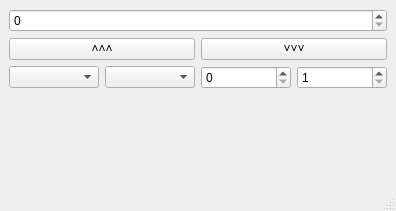
This is mainwindow.ui in XRay3D/BitHuffman as Qt 5 draws it before an edit. The edited form follows.
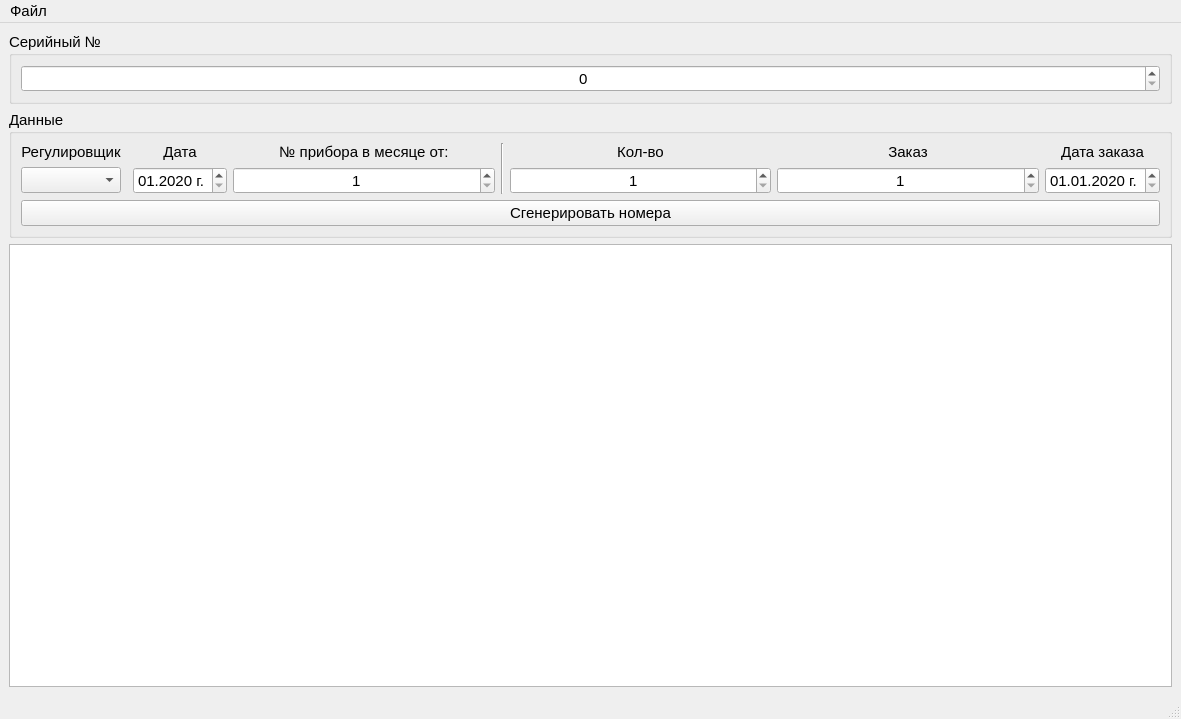
This is the edited form.

```diff
--- a/mainwindow.ui
+++ b/mainwindow.ui
@@ -6,79 +6,245 @@
    <rect>
     <x>0</x>
     <y>0</y>
-    <width>396</width>
-    <height>211</height>
+    <width>1181</width>
+    <height>719</height>
    </rect>
   </property>
+  <property name="font">
+   <font>
+    <pointsize>11</pointsize>
+   </font>
+  </property>
   <property name="windowTitle">
    <string>MainWindow</string>
   </property>
   <widget class="QWidget" name="centralwidget">
    <layout class="QVBoxLayout" name="verticalLayout">
     <item>
-     <widget class="QSpinBox" name="spinBox_r">
-      <property name="maximum">
-       <number>999999999</number>
+     <widget class="QGroupBox" name="groupBox">
+      <property name="title">
+       <string>Серийный №</string>
       </property>
+      <layout class="QVBoxLayout" name="verticalLayout_2">
+       <item>
+        <widget class="QSpinBox" name="sbxSerNumCoded">
+         <property name="alignment">
+          <set>Qt::AlignCenter</set>
+         </property>
+         <property name="maximum">
+          <number>8388607</number>
+         </property>
+        </widget>
+       </item>
+      </layout>
      </widget>
     </item>
     <item>
-     <layout class="QHBoxLayout" name="horizontalLayout_2">
-      <item>
-       <widget class="QPushButton" name="pbToSerNum">
-        <property name="text">
-         <string>˄˄˄</string>
-        </property>
-       </widget>
-      </item>
-      <item>
-       <widget class="QPushButton" name="pbFromSerNum">
-        <property name="text">
-         <string>˅˅˅</string>
-        </property>
-       </widget>
-      </item>
-     </layout>
+     <widget class="QGroupBox" name="groupBox_2">
+      <property name="title">
+       <string>Данные</string>
+      </property>
+      <layout class="QGridLayout" name="gridLayout">
+       <item row="0" column="3">
+        <widget class="QLabel" name="label">
+         <property name="sizePolicy">
+          <sizepolicy hsizetype="Preferred" vsizetype="Preferred">
+           <horstretch>0</horstretch>
+           <verstretch>0</verstretch>
+          </sizepolicy>
+         </property>
+         <property name="text">
+          <string>№ прибора в месяце от:</string>
+         </property>
+         <property name="alignment">
+          <set>Qt::AlignCenter</set>
+         </property>
+        </widget>
+       </item>
+       <item row="1" column="6">
+        <widget class="QSpinBox" name="sbxOrder">
+         <property name="sizePolicy">
+          <sizepolicy hsizetype="Expanding" vsizetype="Fixed">
+           <horstretch>0</horstretch>
+           <verstretch>0</verstretch>
+          </sizepolicy>
+         </property>
+         <property name="alignment">
+          <set>Qt::AlignCenter</set>
+         </property>
+         <property name="minimum">
+          <number>1</number>
+         </property>
+         <property name="maximum">
+          <number>1000000</number>
+         </property>
+        </widget>
+       </item>
+       <item row="0" column="0">
+        <widget class="QLabel" name="label_3">
+         <property name="text">
+          <string>Регулировщик</string>
+         </property>
+         <property name="alignment">
+          <set>Qt::AlignCenter</set>
+         </property>
+        </widget>
+       </item>
+       <item row="1" column="7">
+        <widget class="QDateEdit" name="dteOrder">
+         <property name="minimumDateTime">
+          <datetime>
+           <hour>0</hour>
+           <minute>0</minute>
+           <second>0</second>
+           <year>2020</year>
+           <month>1</month>
+           <day>1</day>
+          </datetime>
+         </property>
+         <property name="maximumDate">
+          <date>
+           <year>2027</year>
+           <month>12</month>
+           <day>31</day>
+          </date>
+         </property>
+         <property name="displayFormat">
+          <string>dd.MM.yyyy г.</string>
+         </property>
+        </widget>
+       </item>
+       <item row="2" column="0" colspan="8">
+        <widget class="QPushButton" name="pbGen">
+         <property name="text">
+          <string>Сгенерировать номера</string>
+         </property>
+        </widget>
+       </item>
+       <item row="1" column="0">
+        <widget class="QComboBox" name="cbxRegul"/>
+       </item>
+       <item row="0" column="7">
+        <widget class="QLabel" name="label_7">
+         <property name="text">
+          <string>Дата заказа</string>
+         </property>
+         <property name="alignment">
+          <set>Qt::AlignCenter</set>
+         </property>
+        </widget>
+       </item>
+       <item row="1" column="3">
+        <widget class="QSpinBox" name="sbxSerNum">
+         <property name="sizePolicy">
+          <sizepolicy hsizetype="Expanding" vsizetype="Fixed">
+           <horstretch>0</horstretch>
+           <verstretch>0</verstretch>
+          </sizepolicy>
+         </property>
+         <property name="alignment">
+          <set>Qt::AlignCenter</set>
+         </property>
+         <property name="minimum">
+          <number>1</number>
+         </property>
+         <property name="maximum">
+          <number>1024</number>
+         </property>
+        </widget>
+       </item>
+       <item row="0" column="6">
+        <widget class="QLabel" name="label_6">
+         <property name="text">
+          <string>Заказ</string>
+         </property>
+         <property name="alignment">
+          <set>Qt::AlignCenter</set>
+         </property>
+        </widget>
+       </item>
+       <item row="1" column="5">
+        <widget class="QSpinBox" name="sbxSerNum_2">
+         <property name="sizePolicy">
+          <sizepolicy hsizetype="Expanding" vsizetype="Fixed">
+           <horstretch>0</horstretch>
+           <verstretch>0</verstretch>
+          </sizepolicy>
+         </property>
+         <property name="alignment">
+          <set>Qt::AlignCenter</set>
+         </property>
+         <property name="minimum">
+          <number>1</number>
+         </property>
+         <property name="maximum">
+          <number>1024</number>
+         </property>
+        </widget>
+       </item>
+       <item row="1" column="2">
+        <widget class="QDateEdit" name="dateEdit">
+         <property name="maximumDate">
+          <date>
+           <year>2027</year>
+           <month>12</month>
+           <day>1</day>
+          </date>
+         </property>
+         <property name="minimumDate">
+          <date>
+           <year>2020</year>
+           <month>1</month>
+           <day>1</day>
+          </date>
+         </property>
+         <property name="displayFormat">
+          <string>MM.yyyy г.</string>
+         </property>
+        </widget>
+       </item>
+       <item row="0" column="2">
+        <widget class="QLabel" name="label_5">
+         <property name="text">
+          <string>Дата</string>
+         </property>
+         <property name="alignment">
+          <set>Qt::AlignCenter</set>
+         </property>
+        </widget>
+       </item>
+       <item row="0" column="5">
+        <widget class="QLabel" name="label_2">
+         <property name="sizePolicy">
+          <sizepolicy hsizetype="Preferred" vsizetype="Preferred">
+           <horstretch>0</horstretch>
+           <verstretch>0</verstretch>
+          </sizepolicy>
+         </property>
+         <property name="text">
+          <string>Кол-во</string>
+         </property>
+         <property name="alignment">
+          <set>Qt::AlignCenter</set>
+         </property>
+        </widget>
+       </item>
+       <item row="0" column="4" rowspan="2">
+        <widget class="Line" name="line">
+         <property name="orientation">
+          <enum>Qt::Vertical</enum>
+         </property>
+        </widget>
+       </item>
+      </layout>
+     </widget>
     </item>
     <item>
-     <layout class="QHBoxLayout" name="horizontalLayout">
-      <item>
-       <widget class="QComboBox" name="comboBox_r"/>
-      </item>
-      <item>
-       <widget class="QComboBox" name="comboBox_m"/>
-      </item>
-      <item>
-       <widget class="QSpinBox" name="spinBox_y">
-        <property name="maximum">
-         <number>7</number>
-        </property>
-       </widget>
-      </item>
-      <item>
-       <widget class="QSpinBox" name="spinBox_s">
-        <property name="minimum">
-         <number>1</number>
-        </property>
-        <property name="maximum">
-         <number>2048</number>
-        </property>
-       </widget>
-      </item>
-     </layout>
-    </item>
-    <item>
-     <spacer name="verticalSpacer">
-      <property name="orientation">
-       <enum>Qt::Vertical</enum>
+     <widget class="QTableView" name="tableView">
+      <property name="selectionBehavior">
+       <enum>QAbstractItemView::SelectRows</enum>
       </property>
-      <property name="sizeHint" stdset="0">
-       <size>
-        <width>20</width>
-        <height>40</height>
-       </size>
-      </property>
-     </spacer>
+     </widget>
     </item>
    </layout>
   </widget>
@@ -87,10 +253,18 @@
     <rect>
      <x>0</x>
      <y>0</y>
-     <width>396</width>
+     <width>1181</width>
      <height>22</height>
     </rect>
    </property>
+   <widget class="QMenu" name="menu">
+    <property name="title">
+     <string>Файл</string>
+    </property>
+    <addaction name="action"/>
+    <addaction name="action_2"/>
+   </widget>
+   <addaction name="menu"/>
   </widget>
   <widget class="QStatusBar" name="statusbar"/>
  </widget>
```
Left out of the diff: 10 changed lines with no effect on the pictures.
